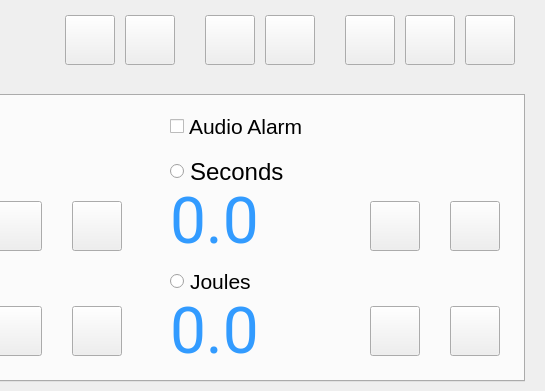
First picture: the form in home.ui, repository sushant8808/Proctology_colibri, before the edit; both pictures show x 255 to 800 and y 0 to 391 of the 800 by 480 pixel window.
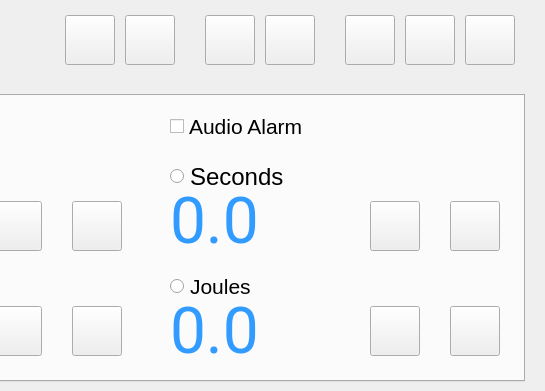
Second picture: the form after the edit. Custom widgets are drawn as their Qt base class.

```diff
--- a/home.ui
+++ b/home.ui
@@ -864,7 +864,7 @@
          <x>20</x>
          <y>60</y>
          <width>131</width>
-         <height>21</height>
+         <height>31</height>
         </rect>
        </property>
        <property name="mouseTracking">
@@ -885,8 +885,8 @@
         <rect>
          <x>20</x>
          <y>170</y>
-         <width>91</width>
-         <height>21</height>
+         <width>141</width>
+         <height>31</height>
         </rect>
        </property>
        <property name="mouseTracking">
```
